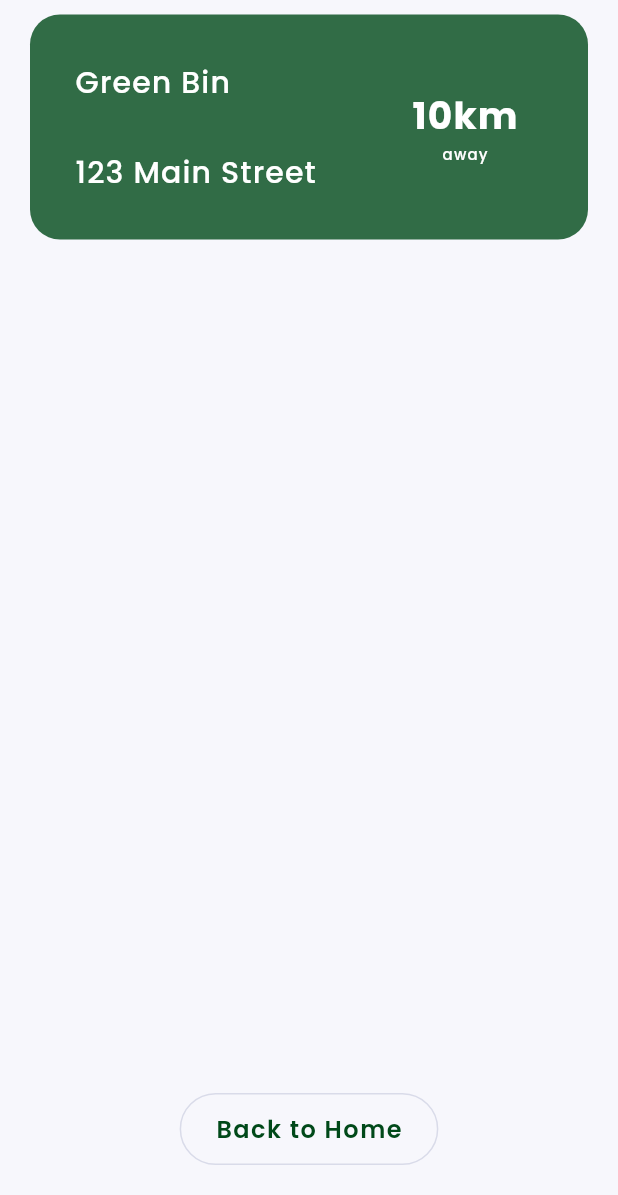
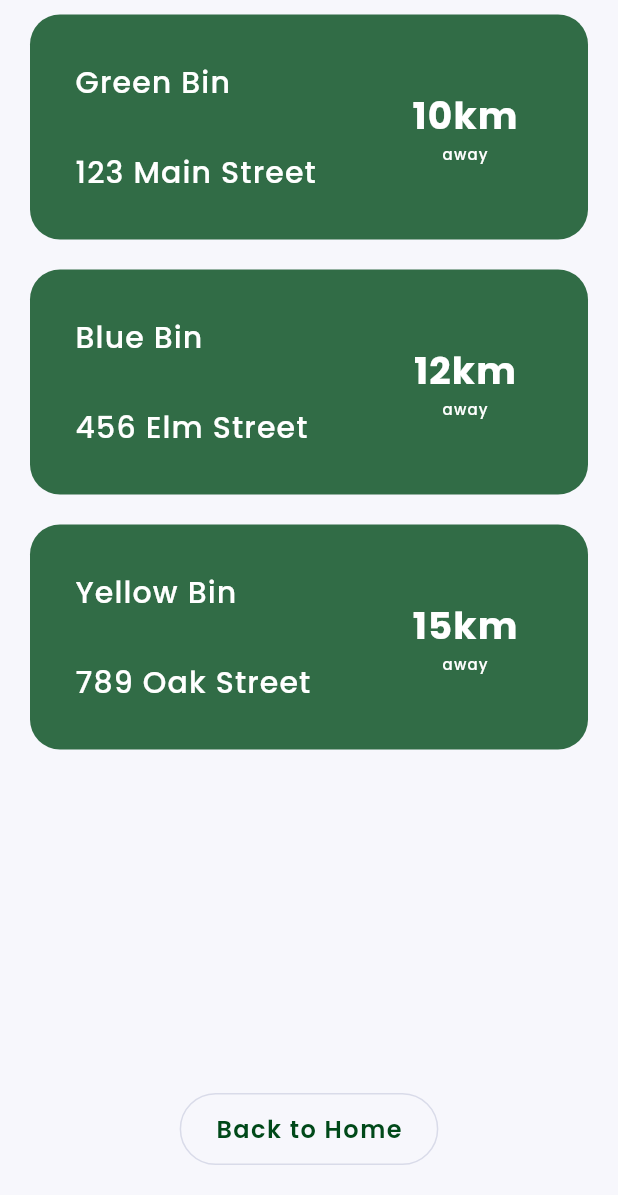
Before and after one commit to seyipaye/recyclo_mobile, a Flutter app: the SpotsScreen screen opened by its route, on a phone screen of 412 x 824 dp, the part 41-1236 px from its top. Run offline on Flutter 3.47's test engine with Material 2 defaults, Android fonts, the phone set to English and light mode, and no system bars; our stand-ins replace currency_text_input_formatter, firebase_core, firebase_messaging, flutter_local_notifications, flutter_spinkit, flutter_svg and 8 more; missing offline and left inert: mobile_scanner; accounts and stored records are empty; network calls fail.

Commit message:
feat: some touches

```diff
--- a/lib/data/transaction/sales/sale.dart
+++ b/lib/data/transaction/sales/sale.dart
@@ -13,10 +13,10 @@ part 'sale.g.dart';
                 "__v": 0
  */
 
-typedef Sales = List<Sale>;
+typedef Sales = List<Spots>;
 
 @JsonSerializable()
-class Sale {
+class Spots {
   @JsonKey(name: '_id')
   String id;
   String vendorId;
@@ -25,7 +25,7 @@ class Sale {
   DateTime createdAt;
   DateTime updatedAt;
 
-  Sale({
+  Spots({
     required this.id,
     required this.vendorId,
     required this.orderId,
@@ -34,6 +34,6 @@ class Sale {
     required this.updatedAt,
   });
 
-  factory Sale.fromJson(Map<String, dynamic> json) => _$SaleFromJson(json);
+  factory Spots.fromJson(Map<String, dynamic> json) => _$SaleFromJson(json);
   Map<String, dynamic> toJson() => _$SaleToJson(this);
 }
--- a/lib/presentation/modules/home/home_screen.dart
+++ b/lib/presentation/modules/home/home_screen.dart
@@ -3,6 +3,7 @@ import 'package:flutter/material.dart';
 
 import 'package:get/get.dart';
 import 'package:swift_pay_mobile/domain/app_shared_prefs.dart';
+import 'package:swift_pay_mobile/presentation/modules/home/profile_page.dart';
 import 'package:swift_pay_mobile/presentation/utils/constants.dart';
 import 'package:upgrader/upgrader.dart';
 
@@ -28,7 +29,7 @@ class HomeScreen extends GetView<HomeScreenController> {
     HomePage(),
     RecyclePage(),
     RewardsPage(),
-    HomePage(),
+    ProfilePage(),
   ];
 
   @override
--- /dev/null
+++ b/lib/presentation/modules/home/profile_page.dart
@@ -0,0 +1,39 @@
+// ignore_for_file: must_be_immutable, unused_local_variable, unnecessary_statements, unnecessary_null_comparison
+import 'package:flutter/material.dart';
+import 'package:gap/gap.dart';
+import 'package:get/get.dart';
+import 'package:swift_pay_mobile/core/app_routes.dart';
+import 'package:swift_pay_mobile/presentation/widgets/app_card.dart';
+
+import '../../utils/colors.dart';
+import 'home_controller.dart';
+
+class ProfilePage extends StatelessWidget {
+  ProfilePage({Key? key}) : super(key: key);
+
+  @override
+  Widget build(BuildContext context) {
+    return SafeArea(
+      child: Center(
+        child: Column(
+          crossAxisAlignment: CrossAxisAlignment.center,
+          children: [
+            Image.asset('assets/images/dominion.png'),
+            Gap(10),
+            Text(
+              'Dominion .Y.',
+              style: TextStyle(
+                fontSize: 32,
+                fontWeight: FontWeight.bold,
+              ),
+            ),
+            Text(
+              'dominion.yusuf@kibo.school',
+              style: TextStyle(fontSize: 18),
+            ),
+          ],
+        ),
+      ),
+    );
+  }
+}
--- a/lib/presentation/modules/home/spots_screen.dart
+++ b/lib/presentation/modules/home/spots_screen.dart
@@ -33,65 +33,21 @@ class SpotsScreen extends GetView<SpotsController> {
             Expanded(
               child: ListView(
                 children: [
-                  Container(
-                    padding: EdgeInsets.all(30),
-                    margin: EdgeInsets.symmetric(vertical: 10, horizontal: 20),
-                    decoration: BoxDecoration(
-                      borderRadius: BorderRadius.all(
-                        Radius.circular(20),
-                      ),
-                      color: Color(0xFF004919).withOpacity(0.8),
-                    ),
-                    child: Row(
-                      children: [
-                        Expanded(
-                          flex: 2,
-                          child: Column(
-                            crossAxisAlignment: CrossAxisAlignment.start,
-                            children: [
-                              Text(
-                                'Green Bin',
-                                style: TextStyle(
-                                  fontSize: 20,
-                                  color: Colors.white,
-                                ),
-                              ),
-                              Gap(30),
-                              Text(
-                                '123 Main Street',
-                                style: TextStyle(
-                                  fontSize: 20,
-                                  color: Colors.white,
-                                ),
-                              ),
-                            ],
-                          ),
-                        ),
-                        Expanded(
-                          child: Column(
-                            crossAxisAlignment: CrossAxisAlignment.center,
-                            children: [
-                              Text(
-                                '10km',
-                                style: TextStyle(
-                                  fontSize: 25,
-                                  fontWeight: FontWeight.bold,
-                                  color: Colors.white,
-                                ),
-                              ),
-                              Text(
-                                'away',
-                                style: TextStyle(
-                                  fontSize: 10,
-                                  color: Colors.white,
-                                ),
-                              ),
-                            ],
-                          ),
-                        )
-                      ],
-                    ),
-                  )
+                  SpotCard(
+                    title: 'Green Bin',
+                    address: '123 Main Street',
+                    distance: '10km',
+                  ),
+                  SpotCard(
+                    title: 'Blue Bin',
+                    address: '456 Elm Street',
+                    distance: '12km',
+                  ),
+                  SpotCard(
+                    title: 'Yellow Bin',
+                    address: '789 Oak Street',
+                    distance: '15km',
+                  ),
                 ],
               ),
             ),
@@ -113,3 +69,79 @@ class SpotsScreen extends GetView<SpotsController> {
     );
   }
 }
+
+class SpotCard extends StatelessWidget {
+  const SpotCard({
+    super.key,
+    required this.title,
+    required this.address,
+    required this.distance,
+  });
+
+  final String title;
+  final String address;
+  final String distance;
+
+  @override
+  Widget build(BuildContext context) {
+    return Container(
+      padding: EdgeInsets.all(30),
+      margin: EdgeInsets.symmetric(vertical: 10, horizontal: 20),
+      decoration: BoxDecoration(
+        borderRadius: BorderRadius.all(
+          Radius.circular(20),
+        ),
+        color: Color(0xFF004919).withOpacity(0.8),
+      ),
+      child: Row(
+        children: [
+          Expanded(
+            flex: 2,
+            child: Column(
+              crossAxisAlignment: CrossAxisAlignment.start,
+              children: [
+                Text(
+                  title,
+                  style: TextStyle(
+                    fontSize: 20,
+                    color: Colors.white,
+                  ),
+                ),
+                Gap(30),
+                Text(
+                  address,
+                  style: TextStyle(
+                    fontSize: 20,
+                    color: Colors.white,
+                  ),
+                ),
+              ],
+            ),
+          ),
+          Expanded(
+            child: Column(
+              crossAxisAlignment: CrossAxisAlignment.center,
+              children: [
+                Text(
+                  distance,
+                  style: TextStyle(
+                    fontSize: 25,
+                    fontWeight: FontWeight.bold,
+                    color: Colors.white,
+                  ),
+                ),
+                Text(
+                  'away',
+                  style: TextStyle(
+                    fontSize: 10,
+                    color: Colors.white,
+                  ),
+                ),
+              ],
+            ),
+          )
+        ],
+      ),
+    );
+  }
+}
--- a/lib/presentation/modules/home/top_up_controller.dart
+++ b/lib/presentation/modules/home/top_up_controller.dart
@@ -10,7 +10,7 @@ import '../../../../domain/repositories/auth_repo.dart';
 
 class SpotsController extends GetxController {
   final isLoading = true.obs;
-  final banks = Rx<List<Sale>?>(null);
+  final banks = Rx<List<Spots>?>(null);
 
   Rx<User> get user => AuthRepository.instance.user;
   final CurrencyTextInputFormatter formatter = CurrencyTextInputFormatter(
```
Also changed, not shown: assets/images/dominion.png (added), lib/data/transaction/sales/sale.g.dart.
